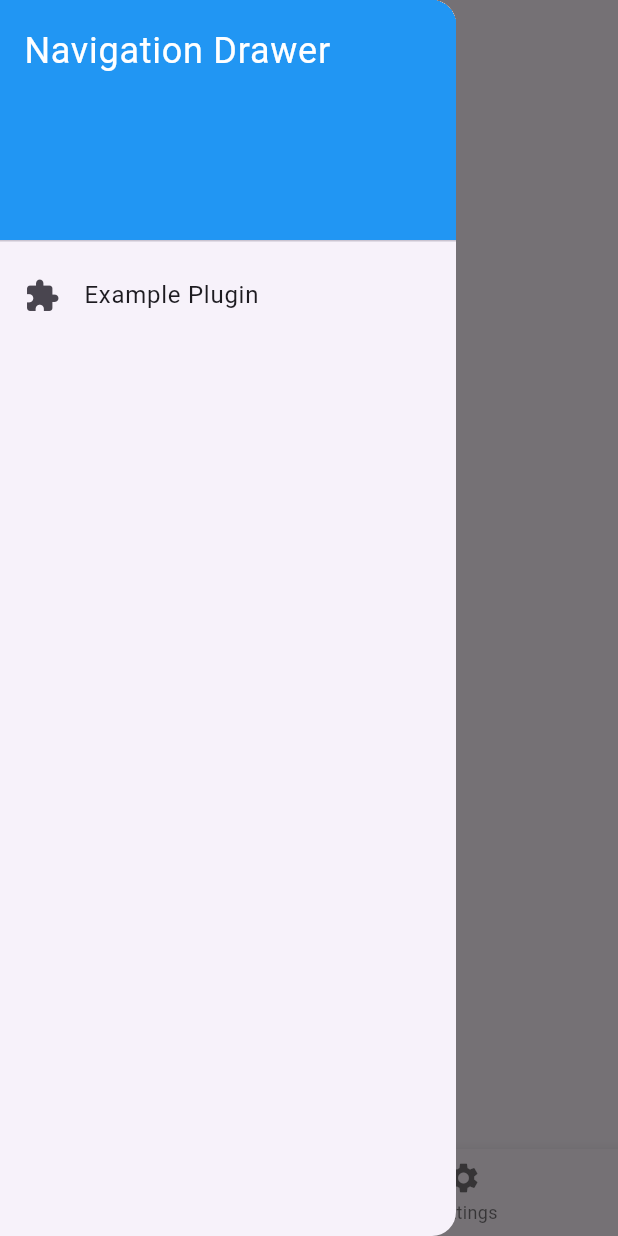
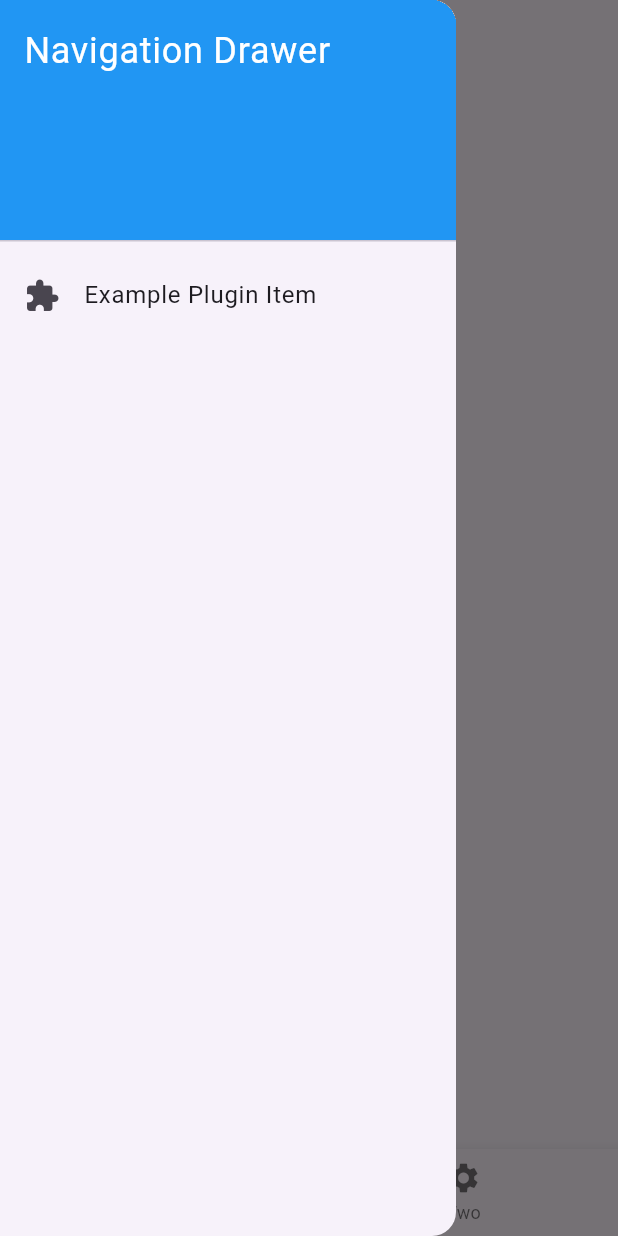
Before and after one commit to sil-vella/flutter_base, a Flutter app: the screen it shows after launch, with the side drawer open, on a phone screen of 412 x 824 dp. Run offline on Flutter 3.47's test engine with Material 3 defaults, Android fonts, the phone set to English and light mode, and no system bars; drawn by our look-alikes of google_mobile_ads; network calls fail.

Commit message:
added screens

```diff
--- a/lib/navigation/navigation_container.dart
+++ b/lib/navigation/navigation_container.dart
@@ -8,27 +8,42 @@ class NavigationContainer extends StatelessWidget {
   final Widget child;
   static final List<NavigationLink> _drawerLinks = [];
   static final List<BottomNavigationLink> _bottomNavLinks = [];
+  static final Map<String, WidgetBuilder> _routes = {};
 
   const NavigationContainer({Key? key, required this.child}) : super(key: key);
 
-  /// Hook for plugins to register drawer and bottom navigation links
+  /// Hook for plugins to register navigation links and routes
   static void registerNavigationLinks({
     required List<NavigationLink> drawerLinks,
     required List<BottomNavigationLink> bottomNavLinks,
+    required Map<String, WidgetBuilder> routes,
   }) {
     _drawerLinks.addAll(drawerLinks);
     _bottomNavLinks.addAll(bottomNavLinks);
+    _routes.addAll(routes);
   }
+
+  /// Static method to navigate to a route
+  static void navigateTo(String routeName) {
+    // Global key for navigation
+    navigatorKey.currentState?.pushNamed(routeName);
+  }
+
+  static final GlobalKey<NavigatorState> navigatorKey = GlobalKey<NavigatorState>();
 
   @override
   Widget build(BuildContext context) {
-    return Scaffold(
-      appBar: AppBar(
-        title: const Text("App Navigation"),
+    return MaterialApp(
+      navigatorKey: navigatorKey,
+      routes: _routes, // Register all plugin routes here
+      home: Scaffold(
+        appBar: AppBar(
+          title: const Text("App Navigation"),
+        ),
+        drawer: _buildDrawer(context),
+        body: child,
+        bottomNavigationBar: _buildBottomNavigationBar(context),
       ),
-      drawer: _buildDrawer(context),
-      body: child,
-      bottomNavigationBar: _buildBottomNavigationBar(),
     );
   }
 
@@ -55,33 +70,19 @@ class NavigationContainer extends StatelessWidget {
     );
   }
 
-  Widget? _buildBottomNavigationBar() {
-    // Check if there are fewer than two items
+  Widget? _buildBottomNavigationBar(BuildContext context) {
     if (_bottomNavLinks.length < 2) {
-      // Provide default items to satisfy the BottomNavigationBar requirement
-      return BottomNavigationBar(
-        items: const [
-          BottomNavigationBarItem(
-            icon: Icon(Icons.home),
-            label: 'Home',
-          ),
-          BottomNavigationBarItem(
-            icon: Icon(Icons.info),
-            label: 'Info',
-          ),
-        ],
-        onTap: (index) {
-          // Handle bottom navigation taps for default items
-        },
-      );
+      return null;
     }
-
     return BottomNavigationBar(
       items: _bottomNavLinks,
       onTap: (index) {
-        // Handle bottom navigation taps for registered items
+        // Navigate to a route based on the selected item
+        if (index < _bottomNavLinks.length) {
+          final selectedRoute = _routes.keys.elementAt(index);
+          navigatorKey.currentState?.pushNamed(selectedRoute);
+        }
       },
     );
   }
-
 }
--- a/lib/plugins/example_plugin/example_plugin_main.dart
+++ b/lib/plugins/example_plugin/example_plugin_main.dart
@@ -1,3 +1,6 @@
+// example_plugin.dart
+import 'package:banner_example/plugins/example_plugin/screens/screen_one.dart';
+import 'package:banner_example/plugins/example_plugin/screens/screen_two.dart';
 import 'package:flutter/material.dart';
 
 import '../../navigation/navigation_container.dart';
@@ -6,33 +9,35 @@ import '../base/plugin_manager.dart';
 class ExamplePlugin implements AppPlugin {
   ExamplePlugin._internal(); // Private constructor
 
-  /// Registers the plugin and navigation links
+  /// Registers the plugin with navigation links and routes
   static void register() {
     PluginManager().registerPlugin(ExamplePlugin._internal());
 
-// example_plugin.dart
     NavigationContainer.registerNavigationLinks(
       drawerLinks: [
         ListTile(
           leading: const Icon(Icons.extension),
-          title: const Text('Example Plugin'),
+          title: const Text('Example Plugin Item'),
           onTap: () {
-            // Handle drawer link tap
+            NavigationContainer.navigateTo('/screen_one'); // Updated to use static navigation
           },
         ),
       ],
       bottomNavLinks: [
-        BottomNavigationBarItem(
-          icon: const Icon(Icons.extension),
-          label: 'Example',
+        const BottomNavigationBarItem(
+          icon: Icon(Icons.extension),
+          label: 'One',
         ),
-        BottomNavigationBarItem(
-          icon: const Icon(Icons.settings),
-          label: 'Settings',
+        const BottomNavigationBarItem(
+          icon: Icon(Icons.settings),
+          label: 'Two',
         ),
       ],
+      routes: {
+        '/screen_one': (context) => const ScreenOne(),
+        '/screen_two': (context) => const ScreenTwo(),
+      },
     );
-
   }
 
   @override
```
Also changed, not shown: lib/plugins/example_plugin/screens/screen_one.dart (added, +18 -0 lines), lib/plugins/example_plugin/screens/screen_two.dart (added, +18 -0 lines).
